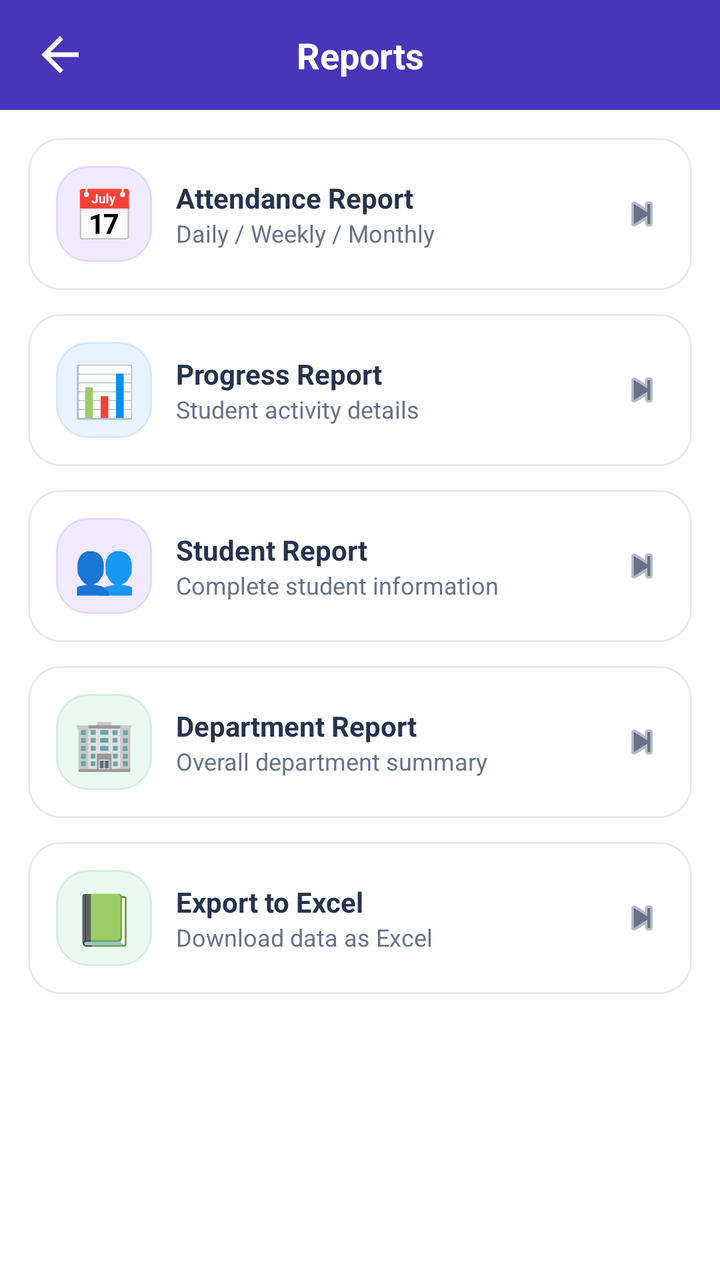
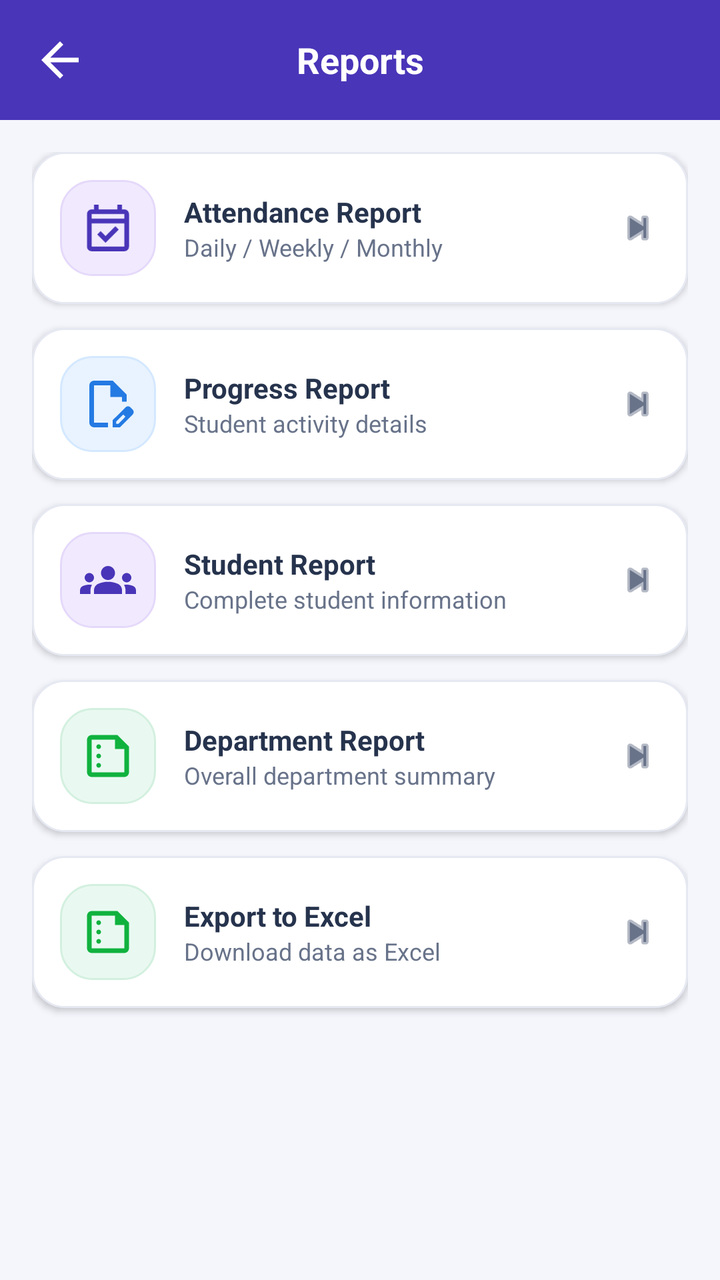

Before-and-after screenshots of an Android layout around one commit, followed by the original layout XML and the change that was made.
<!-- AndroidManifest.xml: application theme Theme.TrackPoint -->
<!-- res/layout/activity_reports.xml -->
<?xml version="1.0" encoding="utf-8"?>
<androidx.constraintlayout.widget.ConstraintLayout
    xmlns:android="http://schemas.android.com/apk/res/android"
    xmlns:app="http://schemas.android.com/apk/res-auto"
    android:layout_width="match_parent"
    android:layout_height="match_parent"
    android:background="#4935B8"
    android:fitsSystemWindows="true">

    
    <LinearLayout
        android:id="@+id/header"
        android:layout_width="match_parent"
        android:layout_height="55dp"
        android:orientation="horizontal"
        android:gravity="center_vertical"
        android:paddingStart="16dp"
        android:paddingEnd="16dp"
        android:background="#4935B8"
        app:layout_constraintTop_toTopOf="parent">

        <ImageView
            android:id="@+id/btnBack"
            android:layout_width="28dp"
            android:layout_height="28dp"
            android:src="@drawable/back_symbol"
            app:tint="#FFFFFF"
            android:contentDescription="Back"/>

        <TextView
            android:layout_width="0dp"
            android:layout_height="wrap_content"
            android:layout_weight="1"
            android:text="Reports"
            android:textColor="#FFFFFF"
            android:textSize="18sp"
            android:textStyle="bold"
            android:gravity="center"/>

        <View
            android:layout_width="28dp"
            android:layout_height="28dp"/>

    </LinearLayout>

    
    <ScrollView
        android:layout_width="match_parent"
        android:layout_height="0dp"
        android:fillViewport="true"
        android:padding="14dp"
        android:background="#FFFFFF"
        app:layout_constraintTop_toBottomOf="@id/header"
        app:layout_constraintBottom_toBottomOf="parent">

        <LinearLayout
            android:layout_width="match_parent"
            android:layout_height="wrap_content"
            android:orientation="vertical">

            
            <LinearLayout
                android:id="@+id/btnAttendanceReport"
                android:layout_width="match_parent"
                android:layout_height="76dp"
                android:layout_marginBottom="12dp"
                android:orientation="horizontal"
                android:gravity="center_vertical"
                android:padding="14dp"
                android:background="@drawable/action_card">

                <TextView
                    android:layout_width="48dp"
                    android:layout_height="48dp"
                    android:gravity="center"
                    android:text="📅"
                    android:textSize="25sp"
                    android:background="@drawable/card_purple"/>

                <LinearLayout
                    android:layout_width="0dp"
                    android:layout_height="wrap_content"
                    android:layout_weight="1"
                    android:orientation="vertical"
                    android:layout_marginStart="12dp">

                    <TextView
                        android:layout_width="wrap_content"
                        android:layout_height="wrap_content"
                        android:text="Attendance Report"
                        android:textColor="#26334D"
                        android:textStyle="bold"
                        android:textSize="14sp"/>

                    <TextView
                        android:layout_width="wrap_content"
                        android:layout_height="wrap_content"
                        android:text="Daily / Weekly / Monthly"
                        android:textColor="#68738A"
                        android:textSize="12sp"/>

                </LinearLayout>

                <ImageView
                    android:layout_width="22dp"
                    android:layout_height="22dp"
                    android:src="@android:drawable/ic_media_next"
                    app:tint="#68738A"
                    android:contentDescription="Open"/>

            </LinearLayout>

            
            <LinearLayout
                android:id="@+id/btnProgressReport"
                android:layout_width="match_parent"
                android:layout_height="76dp"
                android:layout_marginBottom="12dp"
                android:orientation="horizontal"
                android:gravity="center_vertical"
                android:padding="14dp"
                android:background="@drawable/action_card">

                <TextView
                    android:layout_width="48dp"
                    android:layout_height="48dp"
                    android:gravity="center"
                    android:text="📊"
                    android:textSize="25sp"
                    android:background="@drawable/card_blue"/>

                <LinearLayout
                    android:layout_width="0dp"
                    android:layout_height="wrap_content"
                    android:layout_weight="1"
                    android:orientation="vertical"
                    android:layout_marginStart="12dp">

                    <TextView
                        android:layout_width="wrap_content"
                        android:layout_height="wrap_content"
                        android:text="Progress Report"
                        android:textColor="#26334D"
                        android:textStyle="bold"
                        android:textSize="14sp"/>

                    <TextView
                        android:layout_width="wrap_content"
                        android:layout_height="wrap_content"
                        android:text="Student activity details"
                        android:textColor="#68738A"
                        android:textSize="12sp"/>

                </LinearLayout>

                <ImageView
                    android:layout_width="22dp"
                    android:layout_height="22dp"
                    android:src="@android:drawable/ic_media_next"
                    app:tint="#68738A"
                    android:contentDescription="Open"/>

            </LinearLayout>

            
            <LinearLayout
                android:id="@+id/btnStudentReport"
                android:layout_width="match_parent"
                android:layout_height="76dp"
                android:layout_marginBottom="12dp"
                android:orientation="horizontal"
                android:gravity="center_vertical"
                android:padding="14dp"
                android:background="@drawable/action_card">

                <TextView
                    android:layout_width="48dp"
                    android:layout_height="48dp"
                    android:gravity="center"
                    android:text="👥"
                    android:textSize="25sp"
                    android:background="@drawable/card_purple"/>

                <LinearLayout
                    android:layout_width="0dp"
                    android:layout_height="wrap_content"
                    android:layout_weight="1"
                    android:orientation="vertical"
                    android:layout_marginStart="12dp">

                    <TextView
                        android:layout_width="wrap_content"
                        android:layout_height="wrap_content"
                        android:text="Student Report"
                        android:textColor="#26334D"
                        android:textStyle="bold"
                        android:textSize="14sp"/>

                    <TextView
                        android:layout_width="wrap_content"
                        android:layout_height="wrap_content"
                        android:text="Complete student information"
                        android:textColor="#68738A"
                        android:textSize="12sp"/>

                </LinearLayout>

                <ImageView
                    android:layout_width="22dp"
                    android:layout_height="22dp"
                    android:src="@android:drawable/ic_media_next"
                    app:tint="#68738A"
                    android:contentDescription="Open"/>

            </LinearLayout>

            
            <LinearLayout
                android:id="@+id/btnDepartmentReport"
                android:layout_width="match_parent"
                android:layout_height="76dp"
                android:layout_marginBottom="12dp"
                android:orientation="horizontal"
                android:gravity="center_vertical"
                android:padding="14dp"
                android:background="@drawable/action_card">

                <TextView
                    android:layout_width="48dp"
                    android:layout_height="48dp"
                    android:gravity="center"
                    android:text="🏢"
                    android:textSize="25sp"
                    android:background="@drawable/card_green"/>

                <LinearLayout
                    android:layout_width="0dp"
                    android:layout_height="wrap_content"
                    android:layout_weight="1"
                    android:orientation="vertical"
                    android:layout_marginStart="12dp">

                    <TextView
                        android:layout_width="wrap_content"
                        android:layout_height="wrap_content"
                        android:text="Department Report"
                        android:textColor="#26334D"
                        android:textStyle="bold"
                        android:textSize="14sp"/>

                    <TextView
                        android:layout_width="wrap_content"
                        android:layout_height="wrap_content"
                        android:text="Overall department summary"
                        android:textColor="#68738A"
                        android:textSize="12sp"/>

                </LinearLayout>

                <ImageView
                    android:layout_width="22dp"
                    android:layout_height="22dp"
                    android:src="@android:drawable/ic_media_next"
                    app:tint="#68738A"
                    android:contentDescription="Open"/>

            </LinearLayout>

            
            <LinearLayout
                android:id="@+id/btnExportExcel"
                android:layout_width="match_parent"
                android:layout_height="76dp"
                android:layout_marginBottom="12dp"
                android:orientation="horizontal"
                android:gravity="center_vertical"
                android:padding="14dp"
                android:background="@drawable/action_card">

                <TextView
                    android:layout_width="48dp"
                    android:layout_height="48dp"
                    android:gravity="center"
                    android:text="📗"
                    android:textSize="25sp"
                    android:background="@drawable/card_green"/>

                <LinearLayout
                    android:layout_width="0dp"
                    android:layout_height="wrap_content"
                    android:layout_weight="1"
                    android:orientation="vertical"
                    android:layout_marginStart="12dp">

                    <TextView
                        android:layout_width="wrap_content"
                        android:layout_height="wrap_content"
                        android:text="Export to Excel"
                        android:textColor="#26334D"
                        android:textStyle="bold"
                        android:textSize="14sp"/>

                    <TextView
                        android:layout_width="wrap_content"
                        android:layout_height="wrap_content"
                        android:text="Download data as Excel"
                        android:textColor="#68738A"
                        android:textSize="12sp"/>

                </LinearLayout>

                <ImageView
                    android:layout_width="22dp"
                    android:layout_height="22dp"
                    android:src="@android:drawable/ic_media_next"
                    app:tint="#68738A"
                    android:contentDescription="Open"/>

            </LinearLayout>

        </LinearLayout>

    </ScrollView>

</androidx.constraintlayout.widget.ConstraintLayout>
<!-- resources referenced by this layout -->
<resources>
  <!-- unchanged entries left out for length: 7 -->
</resources>

<!-- the commit's change to res/layout/activity_reports.xml (unified diff, before → after) -->
@@ -11,7 +11,7 @@
     <LinearLayout
         android:id="@+id/header"
         android:layout_width="match_parent"
-        android:layout_height="55dp"
+        android:layout_height="60dp"
         android:orientation="horizontal"
         android:gravity="center_vertical"
         android:paddingStart="16dp"
@@ -48,8 +48,8 @@
         android:layout_width="match_parent"
         android:layout_height="0dp"
         android:fillViewport="true"
-        android:padding="14dp"
-        android:background="#FFFFFF"
+        android:padding="16dp"
+        android:background="#F5F6FC"
         app:layout_constraintTop_toBottomOf="@id/header"
         app:layout_constraintBottom_toBottomOf="parent">
 
@@ -67,14 +67,16 @@
                 android:orientation="horizontal"
                 android:gravity="center_vertical"
                 android:padding="14dp"
-                android:background="@drawable/action_card">
-
-                <TextView
-                    android:layout_width="48dp"
-                    android:layout_height="48dp"
-                    android:gravity="center"
-                    android:text="📅"
-                    android:textSize="25sp"
+                android:background="@drawable/action_card"
+                android:elevation="2dp">
+
+                <ImageView
+                    android:layout_width="48dp"
+                    android:layout_height="48dp"
+                    android:gravity="center"
+                    android:padding="10dp"
+                    android:src="@drawable/attendance_symbol"
+                    app:tint="#4935B8"
                     android:background="@drawable/card_purple"/>
 
                 <LinearLayout
@@ -82,7 +84,7 @@
                     android:layout_height="wrap_content"
                     android:layout_weight="1"
                     android:orientation="vertical"
-                    android:layout_marginStart="12dp">
+                    android:layout_marginStart="14dp">
 
                     <TextView
                         android:layout_width="wrap_content"
@@ -119,14 +121,16 @@
                 android:orientation="horizontal"
                 android:gravity="center_vertical"
                 android:padding="14dp"
-                android:background="@drawable/action_card">
-
-                <TextView
-                    android:layout_width="48dp"
-                    android:layout_height="48dp"
-                    android:gravity="center"
-                    android:text="📊"
-                    android:textSize="25sp"
+                android:background="@drawable/action_card"
+                android:elevation="2dp">
+
+                <ImageView
+                    android:layout_width="48dp"
+                    android:layout_height="48dp"
+                    android:gravity="center"
+                    android:padding="10dp"
+                    android:src="@drawable/daily_progress_symbol"
+                    app:tint="#247AE3"
                     android:background="@drawable/card_blue"/>
 
                 <LinearLayout
@@ -134,7 +138,7 @@
                     android:layout_height="wrap_content"
                     android:layout_weight="1"
                     android:orientation="vertical"
-                    android:layout_marginStart="12dp">
+                    android:layout_marginStart="14dp">
 
                     <TextView
                         android:layout_width="wrap_content"
@@ -171,14 +175,16 @@
                 android:orientation="horizontal"
                 android:gravity="center_vertical"
                 android:padding="14dp"
-                android:background="@drawable/action_card">
-
-                <TextView
-                    android:layout_width="48dp"
-                    android:layout_height="48dp"
-                    android:gravity="center"
-                    android:text="👥"
-                    android:textSize="25sp"
+                android:background="@drawable/action_card"
+                android:elevation="2dp">
+
+                <ImageView
+                    android:layout_width="48dp"
+                    android:layout_height="48dp"
+                    android:gravity="center"
+                    android:padding="10dp"
+                    android:src="@drawable/group_symbol"
+                    app:tint="#4935B8"
                     android:background="@drawable/card_purple"/>
 
                 <LinearLayout
@@ -186,7 +192,7 @@
                     android:layout_height="wrap_content"
                     android:layout_weight="1"
                     android:orientation="vertical"
-                    android:layout_marginStart="12dp">
+                    android:layout_marginStart="14dp">
 
                     <TextView
                         android:layout_width="wrap_content"
@@ -223,14 +229,16 @@
                 android:orientation="horizontal"
                 android:gravity="center_vertical"
                 android:padding="14dp"
-                android:background="@drawable/action_card">
-
-                <TextView
-                    android:layout_width="48dp"
-                    android:layout_height="48dp"
-                    android:gravity="center"
-                    android:text="🏢"
-                    android:textSize="25sp"
+                android:background="@drawable/action_card"
+                android:elevation="2dp">
+
+                <ImageView
+                    android:layout_width="48dp"
+                    android:layout_height="48dp"
+                    android:gravity="center"
+                    android:padding="10dp"
+                    android:src="@drawable/reports_symbol"
+                    app:tint="#10B23E"
                     android:background="@drawable/card_green"/>
 
                 <LinearLayout
@@ -238,7 +246,7 @@
                     android:layout_height="wrap_content"
                     android:layout_weight="1"
                     android:orientation="vertical"
-                    android:layout_marginStart="12dp">
+                    android:layout_marginStart="14dp">
 
                     <TextView
                         android:layout_width="wrap_content"
@@ -275,14 +283,16 @@
                 android:orientation="horizontal"
                 android:gravity="center_vertical"
                 android:padding="14dp"
-                android:background="@drawable/action_card">
-
-                <TextView
-                    android:layout_width="48dp"
-                    android:layout_height="48dp"
-                    android:gravity="center"
-                    android:text="📗"
-                    android:textSize="25sp"
+                android:background="@drawable/action_card"
+                android:elevation="2dp">
+
+                <ImageView
+                    android:layout_width="48dp"
+                    android:layout_height="48dp"
+                    android:gravity="center"
+                    android:padding="10dp"
+                    android:src="@drawable/reports_symbol"
+                    app:tint="#10B23E"
                     android:background="@drawable/card_green"/>
 
                 <LinearLayout
@@ -290,7 +300,7 @@
                     android:layout_height="wrap_content"
                     android:layout_weight="1"
                     android:orientation="vertical"
-                    android:layout_marginStart="12dp">
+                    android:layout_marginStart="14dp">
 
                     <TextView
                         android:layout_width="wrap_content"
<!-- resource entries referenced after the edit -->
@@ -1,5 +1,29 @@
 <!-- resources referenced by this layout -->
 <resources>
+  <!-- drawable attendance_symbol (drawable) -->
+  <vector xmlns:android="http://schemas.android.com/apk/res/android" android:height="24dp" android:tint="#000000" android:viewportHeight="960" android:viewportWidth="960" android:width="24dp">
+        
+      <path android:fillColor="@android:color/white" android:pathData="M438,734L296,592L354,534L438,618L606,450L664,508L438,734ZM200,880Q167,880 143.5,856.5Q120,833 120,800L120,240Q120,207 143.5,183.5Q167,160 200,160L240,160L240,80L320,80L320,160L640,160L640,80L720,80L720,160L760,160Q793,160 816.5,183.5Q840,207 840,240L840,800Q840,833 816.5,856.5Q793,880 760,880L200,880ZM200,800L760,800Q760,800 760,800Q760,800 760,800L760,400L200,400L200,800Q200,800 200,800Q200,800 200,800ZM200,320L760,320L760,240Q760,240 760,240Q760,240 760,240L200,240Q200,240 200,240Q200,240 200,240L200,320ZM200,320L200,240Q200,240 200,240Q200,240 200,240L200,240Q200,240 200,240Q200,240 200,240L200,320Z"/>
+      
+  </vector>
+  <!-- drawable daily_progress_symbol (drawable) -->
+  <vector xmlns:android="http://schemas.android.com/apk/res/android" android:height="24dp" android:tint="#000000" android:viewportHeight="960" android:viewportWidth="960" android:width="24dp">
+        
+      <path android:fillColor="@android:color/white" android:pathData="M560,880L560,757L781,537Q790,528 801,524Q812,520 823,520Q835,520 846,524.5Q857,529 866,538L903,575Q911,584 915.5,595Q920,606 920,617Q920,628 916,639.5Q912,651 903,660L683,880L560,880ZM860,617L860,617L823,580L823,580L860,617ZM620,820L658,820L779,698L761,679L742,661L620,782L620,820ZM240,880Q207,880 183.5,856.5Q160,833 160,800L160,160Q160,127 183.5,103.5Q207,80 240,80L560,80L800,320L800,440L720,440L720,360L520,360L520,160L240,160Q240,160 240,160Q240,160 240,160L240,800Q240,800 240,800Q240,800 240,800L480,800L480,880L240,880ZM520,480L520,480L520,480Q520,480 520,480Q520,480 520,480L520,480L520,480L520,480L520,480L520,480Q520,480 520,480Q520,480 520,480L520,480Q520,480 520,480Q520,480 520,480ZM761,679L742,661L742,661L779,698L779,698L761,679Z"/>
+      
+  </vector>
+  <!-- drawable group_symbol (drawable) -->
+  <vector xmlns:android="http://schemas.android.com/apk/res/android" android:height="24dp" android:tint="#000000" android:viewportHeight="24" android:viewportWidth="24" android:width="24dp">
+        
+      <path android:fillColor="@android:color/white" android:pathData="M12,12.75c1.63,0 3.07,0.39 4.24,0.9c1.08,0.48 1.76,1.56 1.76,2.73L18,18H6l0,-1.61c0,-1.18 0.68,-2.26 1.76,-2.73C8.93,13.14 10.37,12.75 12,12.75zM4,13c1.1,0 2,-0.9 2,-2c0,-1.1 -0.9,-2 -2,-2s-2,0.9 -2,2C2,12.1 2.9,13 4,13zM5.13,14.1C4.76,14.04 4.39,14 4,14c-0.99,0 -1.93,0.21 -2.78,0.58C0.48,14.9 0,15.62 0,16.43V18l4.5,0v-1.61C4.5,15.56 4.73,14.78 5.13,14.1zM20,13c1.1,0 2,-0.9 2,-2c0,-1.1 -0.9,-2 -2,-2s-2,0.9 -2,2C18,12.1 18.9,13 20,13zM24,16.43c0,-0.81 -0.48,-1.53 -1.22,-1.85C21.93,14.21 20.99,14 20,14c-0.39,0 -0.76,0.04 -1.13,0.1c0.4,0.68 0.63,1.46 0.63,2.29V18l4.5,0V16.43zM12,6c1.66,0 3,1.34 3,3c0,1.66 -1.34,3 -3,3s-3,-1.34 -3,-3C9,7.34 10.34,6 12,6z"/>
+      
+  </vector>
+  <!-- drawable reports_symbol (drawable) -->
+  <vector xmlns:android="http://schemas.android.com/apk/res/android" android:height="24dp" android:tint="#000000" android:viewportHeight="960" android:viewportWidth="960" android:width="24dp">
+        
+      <path android:fillColor="@android:color/white" android:pathData="M348.5,348.5Q360,337 360,320Q360,303 348.5,291.5Q337,280 320,280Q303,280 291.5,291.5Q280,303 280,320Q280,337 291.5,348.5Q303,360 320,360Q337,360 348.5,348.5ZM348.5,508.5Q360,497 360,480Q360,463 348.5,451.5Q337,440 320,440Q303,440 291.5,451.5Q280,463 280,480Q280,497 291.5,508.5Q303,520 320,520Q337,520 348.5,508.5ZM348.5,668.5Q360,657 360,640Q360,623 348.5,611.5Q337,600 320,600Q303,600 291.5,611.5Q280,623 280,640Q280,657 291.5,668.5Q303,680 320,680Q337,680 348.5,668.5ZM200,840Q167,840 143.5,816.5Q120,793 120,760L120,200Q120,167 143.5,143.5Q167,120 200,120L640,120L840,320L840,760Q840,793 816.5,816.5Q793,840 760,840L200,840ZM200,760L760,760Q760,760 760,760Q760,760 760,760L760,360L600,360L600,200L200,200Q200,200 200,200Q200,200 200,200L200,760Q200,760 200,760Q200,760 200,760ZM200,200L200,200L200,360L200,360L200,200L200,360L200,360L200,760Q200,760 200,760Q200,760 200,760L200,760Q200,760 200,760Q200,760 200,760L200,200Q200,200 200,200Q200,200 200,200Z"/>
+      
+  </vector>
   <!-- unchanged entries left out for length: 7 -->
 </resources>
 
